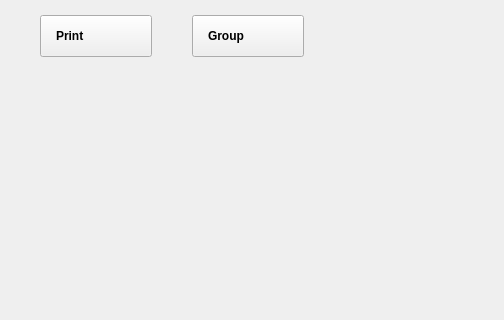
The window that ui/pattern_generator.ui (analogdevicesinc/scopy) describes before a commit, drawn with Qt 5; both pictures show x 0 to 504 and y 0 to 320 of the 1280 by 654 pixel window.
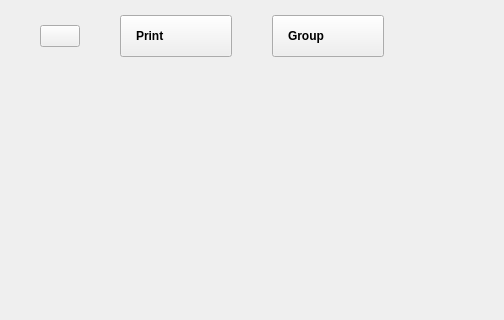
The same window after the commit. Icons and pictures are not drawn. Custom widgets are drawn as their Qt base class.

Commit message: Tools: Added help button for each tool

```diff
--- a/ui/pattern_generator.ui
+++ b/ui/pattern_generator.ui
@@ -92,6 +92,9 @@
           </property>
          </spacer>
         </item>
+        <item>
+         <widget class="adiscope::LinkedButton" name="btnHelp"/>
+        </item>
         <item>
          <widget class="QPushButton" name="printBtn">
           <property name="layoutDirection">
@@ -1831,6 +1834,11 @@
    <extends>QPushButton</extends>
    <header>customSwitch.hpp</header>
   </customwidget>
+  <customwidget>
+   <class>adiscope::LinkedButton</class>
+   <extends>QPushButton</extends>
+   <header>linked_button.hpp</header>
+  </customwidget>
  </customwidgets>
  <resources>
   <include location="../resources/resources.qrc"/>
```
The commit also changes 23 other files.
